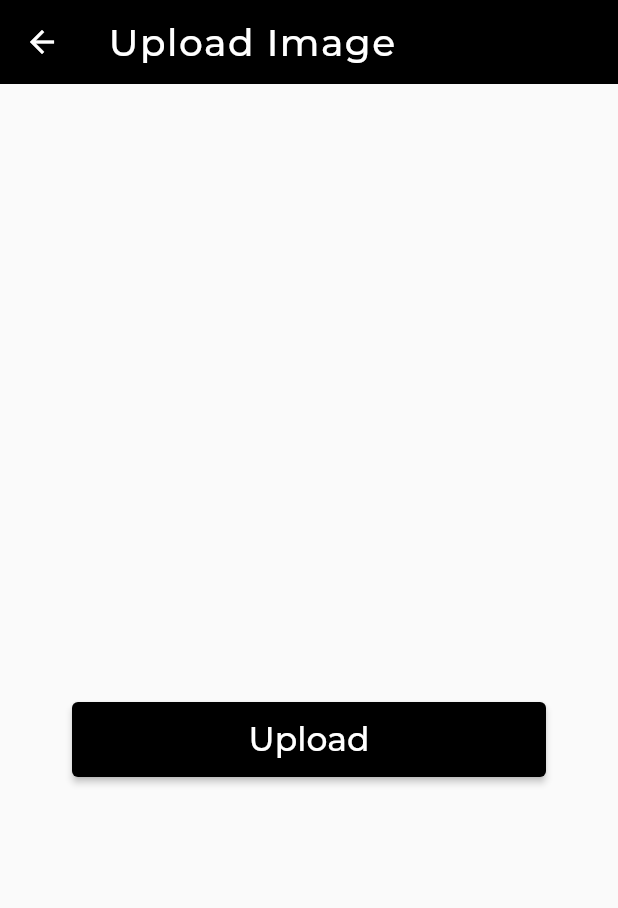
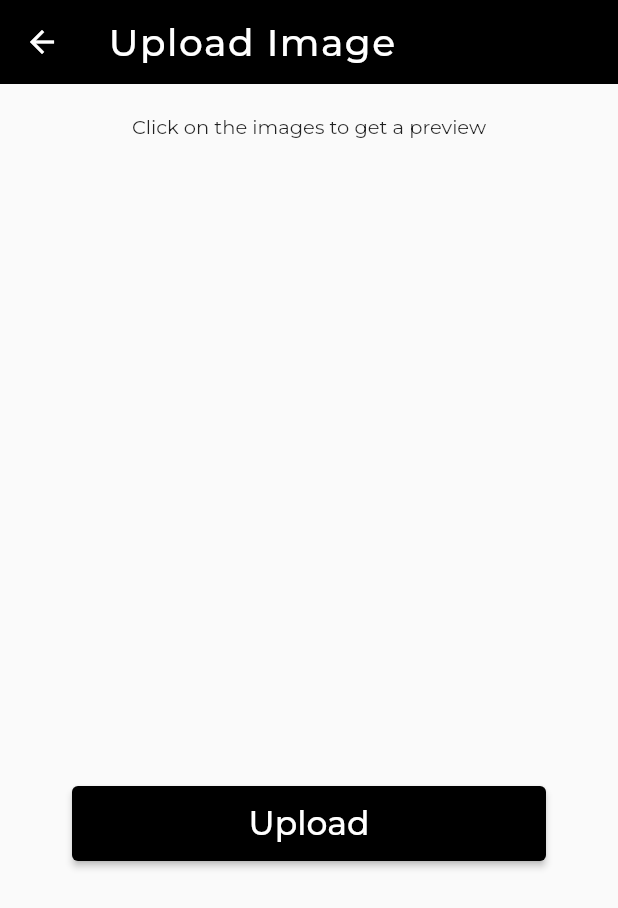
Before and after one commit to debongX/constructionFirm1.0, a Flutter app: the screen it shows after launch, in the side drawer, after a tap on "Upload", on a phone screen of 412 x 824 dp. Shown: the top 908 px of the screen. Run offline on Flutter 3.47's test engine with Material 2 defaults, Android fonts, the phone set to English and light mode, and no system bars; our stand-ins replace cached_network_image, cloud_firestore, file_picker, firebase_core, firebase_storage, get and 2 more; missing offline and left inert: firebase_app_check, zoom_widget; accounts and stored records are empty.

Commit message:
final commit

```diff
--- a/lib/views/homepage.dart
+++ b/lib/views/homepage.dart
@@ -43,7 +43,7 @@ class _MyHomepageState extends State<MyHomepage> {
               decoration: BoxDecoration(
                 color: kSecondaryColor,
               ),
-              child: Center(child: Text('Drawer Header')),
+             child: Text(""),
             ),
             ListTile(
               leading: Icon(
@@ -55,16 +55,7 @@ class _MyHomepageState extends State<MyHomepage> {
                Get.to(()=>ImageUpload());
               },
             ),
-          /*  ListTile(
-              leading: Icon(
-                Icons.image,
-                color: kWhiteColor,
-              ),
-              title:  Text('List',style: fontMontserrat(color:kWhiteColor ),),
-              onTap: () {
-               Get.to(()=>ImageUpload());
-              },
-            ),*/
+
 
           ],
         ),
@@ -151,8 +142,15 @@ class _MyHomepageState extends State<MyHomepage> {
               ],
             ),
           ),
+          Container(
+            width: Get.width,
+            height: 100,
+            color: kBlackColor,
+            child: Center(child: Text("Tornado | 2023",style: fontMontserrat(fontSize: 16,color: kSecondaryColor,fontWeight: FontWeight.w300),)),
+          )
         ],
       ),
+
     );
   }
 }
--- a/lib/views/imageUpload.dart
+++ b/lib/views/imageUpload.dart
@@ -168,6 +168,10 @@ class _ImageUploadState extends State<ImageUpload> {
         ),
         body: ListView(
           children: [
+            SizedBox(height: 20,),
+
+            Center(child: Text("Click on the images to get a preview",style: fontMontserrat(fontWeight: FontWeight.normal,fontSize: 13),)),
+            SizedBox(height: 20,),
             Container(
               height: Get.height/2,
 
```
Also changed, not shown: lib/views/imagePreview.dart (+34 -16 lines).
